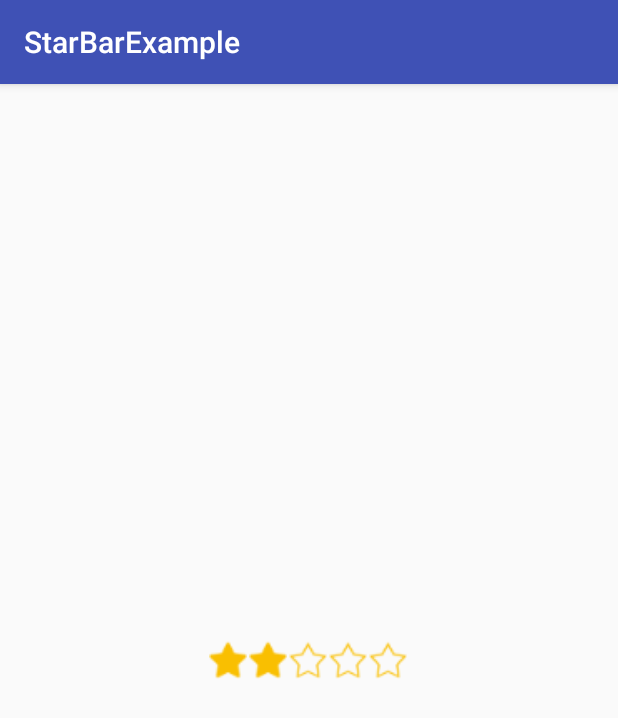
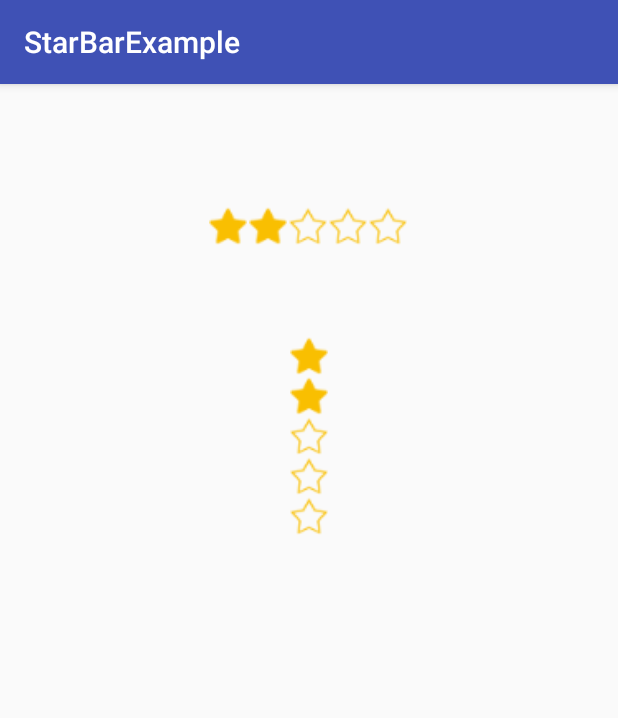
Before and after one commit to GHdeng/StarBarExample, an Android app: the screen it shows after launch (MainActivity), on a phone screen of 412 x 824 dp. Shown: the top 718 px of the screen. Run offline under Robolectric (Android 15) with nearby library versions, the phone set to English and light mode, and no system bars.

```diff
--- a/app/src/main/res/layout/activity_main.xml
+++ b/app/src/main/res/layout/activity_main.xml
@@ -14,8 +14,6 @@
         android:id="@+id/sbv_starbar"
         android:layout_width="wrap_content"
         android:layout_height="wrap_content"
-        android:layout_centerInParent="true"
-        android:layout_margin="10dp"
         app:space_width="1dp"
         app:star_height="25dp"
         app:star_hollow="@mipmap/ic_star_yellow_normal"
@@ -24,7 +22,26 @@
         app:star_orientation="horizontal"
         app:star_rating="2"
         app:star_solid="@mipmap/ic_star_yellow_selected"
-        app:star_width="25dp" />
+        app:star_width="25dp"
+        android:layout_marginTop="66dp"
+        android:layout_alignParentTop="true"
+        android:layout_centerHorizontal="true" />
 
+    <com.caption.starbarexample.widget.StarBarView
+        android:layout_width="wrap_content"
+        android:layout_height="wrap_content"
+        app:space_width="1dp"
+        app:star_height="25dp"
+        app:star_hollow="@mipmap/ic_star_yellow_normal"
+        app:star_isIndicator="false"
+        app:star_max="5"
+        app:star_orientation="vertical"
+        app:star_rating="2"
+        app:star_solid="@mipmap/ic_star_yellow_selected"
+        app:star_width="25dp"
+        android:layout_marginTop="61dp"
+        android:id="@+id/starBarView"
+        android:layout_below="@+id/sbv_starbar"
+        android:layout_centerHorizontal="true" />
 
 </RelativeLayout>
--- a/build.gradle
+++ b/build.gradle
@@ -5,7 +5,7 @@ buildscript {
         jcenter()
     }
     dependencies {
-        classpath 'com.android.tools.build:gradle:2.1.2'
+        classpath 'com.android.tools.build:gradle:2.2.0'
 
         // NOTE: Do not place your application dependencies here; they belong
         // in the individual module build.gradle files
```
Also changed, not shown: gradle/wrapper/gradle-wrapper.properties, 1 other file.
